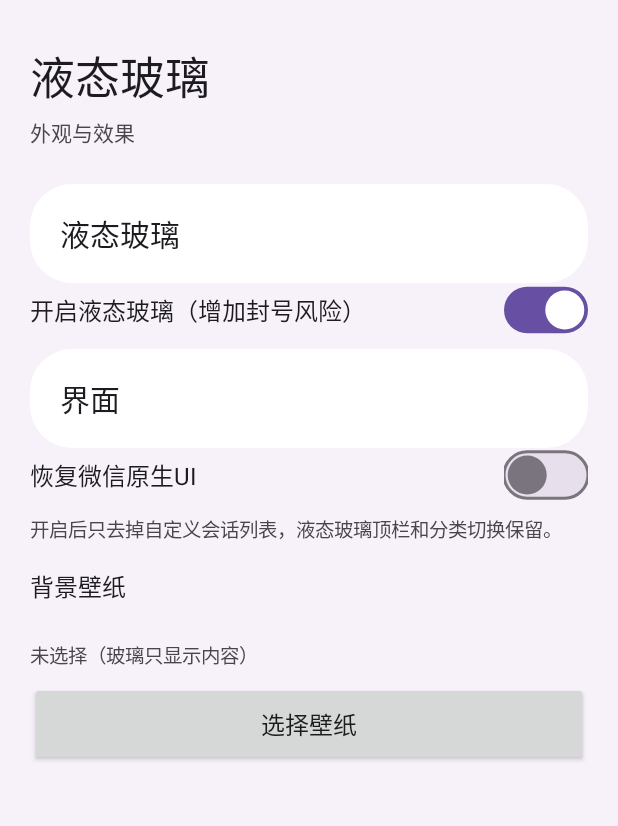
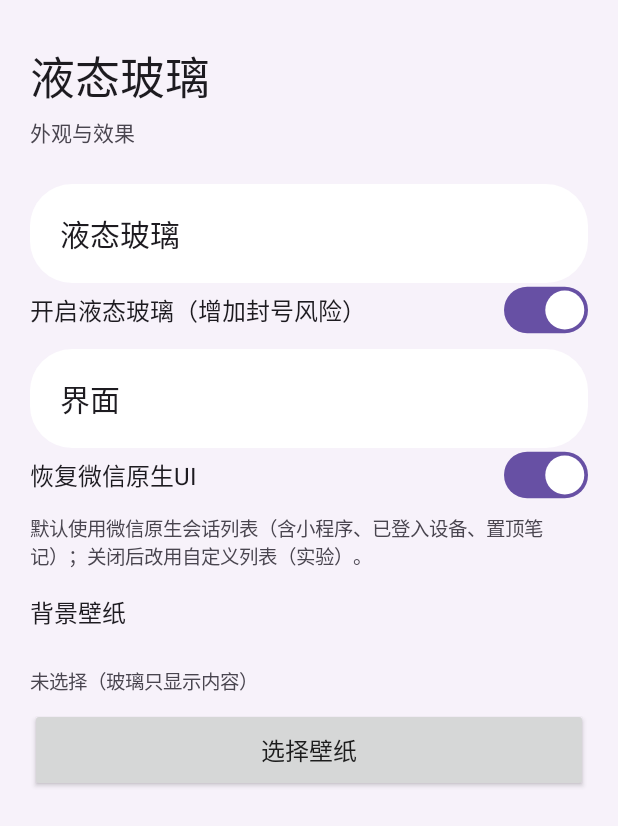
Before and after one commit to yingxingyswx-design/WeChat-NewUI-paw, an Android app: the screen it shows after launch (SettingsActivity), on a phone screen of 412 x 824 dp. Shown: the top 826 px of the screen. Run offline under Robolectric (Android 15) with nearby library versions, the phone set to English and light mode, and no system bars.

Commit message:
milestone: 原生列表为默认主线，自建列表降为可选开关（稳定）

```diff
--- a/app/src/main/java/com/wechatglass/HomeGlassHook.java
+++ b/app/src/main/java/com/wechatglass/HomeGlassHook.java
@@ -421,7 +421,11 @@ final class HomeGlassHook {
         }
         forceContentBehindTop();
         setupList();
-        installCategoryPage();
+        // The custom page fights WeChat's ViewPager page recycling, so it is
+        // opt-in only; native list is the default mainline.
+        if (!HookConfig.nativeList(activity)) {
+            installCategoryPage();
+        }
         installCategoryBar();
         // The storage objects only work after MMApplication's kernel is up, so
         // the read-only category index is built a moment after the page shows.
--- a/app/src/main/java/com/wechatglass/HookConfig.java
+++ b/app/src/main/java/com/wechatglass/HookConfig.java
@@ -78,7 +78,7 @@ final class HookConfig {
     }
 
     static boolean nativeList(Context context) {
-        return context != null && context.getSharedPreferences(PREFS, 0)
-                .getBoolean(KEY_NATIVE_LIST, false);
+        return context == null || context.getSharedPreferences(PREFS, 0)
+                .getBoolean(KEY_NATIVE_LIST, true);
     }
 }
--- a/app/src/main/java/com/wechatglass/SettingsActivity.java
+++ b/app/src/main/java/com/wechatglass/SettingsActivity.java
@@ -104,7 +104,7 @@ public class SettingsActivity extends Activity {
         M3Switch nativeSwitch = new M3Switch(this);
         nativeSwitchField = nativeSwitch;
         nativeSwitch.setCheckedNoAnim(getSharedPreferences(PREFS, 0)
-                .getBoolean(KEY_NATIVE, false));
+                .getBoolean(KEY_NATIVE, true));
         nativeSwitch.setOnClickListener(v -> {
             boolean on = !nativeSwitch.isChecked();
             nativeSwitch.setChecked(on);
@@ -115,7 +115,8 @@ public class SettingsActivity extends Activity {
         root.addView(nativeRow, lp(-1, -2, 0, dp(8)));
 
         TextView nativeHint = new TextView(this);
-        nativeHint.setText("开启后只去掉自定义会话列表，液态玻璃顶栏和分类切换保留。");
+        nativeHint.setText("默认使用微信原生会话列表（含小程序、已登入设备、置顶笔记）；"
+                + "关闭后改用自定义列表（实验）。");
         nativeHint.setTextSize(13f);
         nativeHint.setTextColor(onVar);
         root.addView(nativeHint, lp(-1, -2, 0, dp(16)));
```
